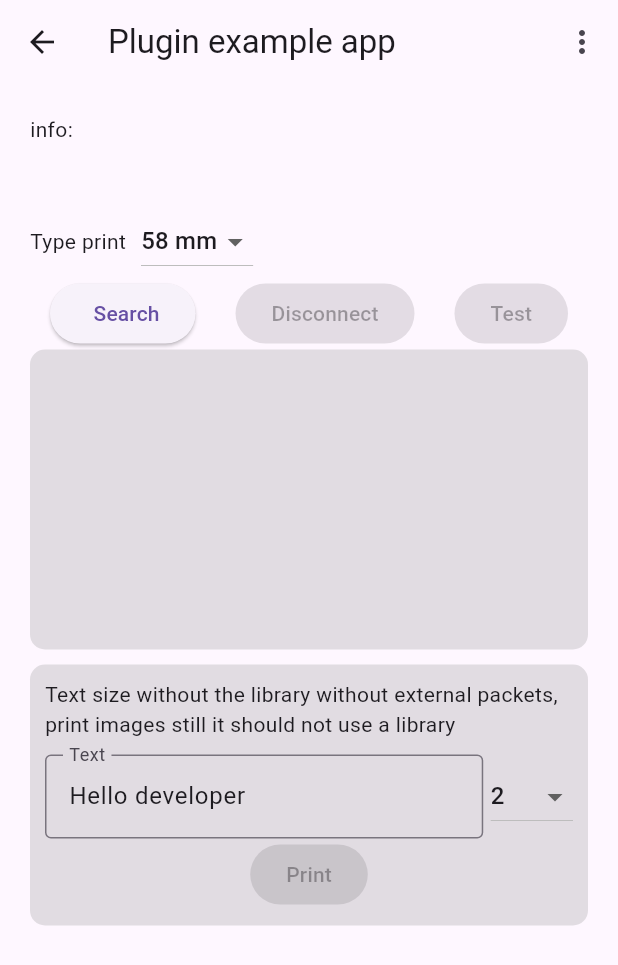
After one commit to irawanmurjayanto/flutter_POS_New, a Flutter app: the PrinterBth screen opened directly, on a phone screen of 412 x 824 dp. The commit adds this screen. Shown: the top 965 px of the screen. Run offline on Flutter 3.47's test engine with Material 3 defaults, Android fonts, the phone set to English and light mode, and no system bars; our stand-ins replace connectivity_plus, currency_text_input_formatter, flutter_easyloading, fluttertoast, get_storage, just_audio and 3 more; missing offline and left inert: flutter_barcode_scanner, flutter_esc_pos_utils, flutter_inappwebview, print_bluetooth_thermal, whatsapp_share; accounts and stored records are empty; network calls fail.

Commit message:
nov24-24/1611

```diff
--- a/lib/component/pos/pos_tran_return.dart
+++ b/lib/component/pos/pos_tran_return.dart
@@ -796,7 +796,7 @@ class _Pos_Tran_ReturnState extends State<Pos_Tran_Return> {
 
             IconButton(
                 onPressed: () {
-                  // Navigator.pushReplacement(context, MaterialPageRoute(builder: (context) => new Pos_Tran(),));
+                  Navigator.pushReplacement(context, MaterialPageRoute(builder: (context) => new Pos_Tran_Return(),));
                 },
                 icon: Icon(Icons.add)),
 
--- a/lib/component/provider/datamulti.dart
+++ b/lib/component/provider/datamulti.dart
@@ -806,6 +806,8 @@ Future <void> getSumTranPOS(String nopos,String kodecab) async {
        print(json);
       setMessage2('Succesfully Connected');
       box.write('username', user);
+      box.write('hak',json['hak']);
+
       await Navigator.push(context, MaterialPageRoute(builder: (context) => const Main2(),));
     }else
     {
--- /dev/null
+++ b/lib/component/util/printer.dart
@@ -0,0 +1,483 @@
+import 'dart:async';
+import 'dart:io';
+import 'package:flutter/services.dart';
+import 'package:flutter/material.dart';
+import 'package:flutter_esc_pos_utils/flutter_esc_pos_utils.dart';
+import 'package:print_bluetooth_thermal/post_code.dart';
+import 'package:print_bluetooth_thermal/print_bluetooth_thermal.dart';
+import 'package:image/image.dart' as img;
+import 'package:print_bluetooth_thermal/print_bluetooth_thermal_windows.dart';
+
+class PrinterBth extends StatefulWidget {
+  const PrinterBth({super.key});
+
+  @override
+  State<PrinterBth> createState() => _PrinterBthState();
+}
+
+
+class _PrinterBthState extends State<PrinterBth> {
+
+
+        String _info = "";
+  String _msj = '';
+  bool connected = false;
+
+  List<BluetoothInfo> items = [];
+
+  List<String> _options = ["permission bluetooth granted", "bluetooth enabled", "connection status", "update info"];
+
+  String _selectSize = "2";
+  final _txtText = TextEditingController(text: "Hello developer");
+  bool _progress = false;
+  String _msjprogress = "";
+
+  String optionprinttype = "58 mm";
+  List<String> options = ["58 mm", "80 mm"];
+
+
+  @override
+  void initState() {
+    //getStatus();
+      initPlatformState();
+    // TODO: implement initState
+    super.initState();
+  }
+
+  @override
+  Widget build(BuildContext context) {
+    return Scaffold(
+     appBar: AppBar(
+          title: const Text('Plugin example app'),
+          actions: [
+            PopupMenuButton(
+              elevation: 3.2,
+              //initialValue: _options[1],
+              onCanceled: () {
+                print('You have not chossed anything');
+              },
+              tooltip: 'Menu',
+              onSelected: (Object select) async {
+                String sel = select as String;
+                if (sel == "permission bluetooth granted") {
+                  bool status = await PrintBluetoothThermal.isPermissionBluetoothGranted;
+                  setState(() {
+                    _info = "permission bluetooth granted: $status";
+                  });
+                  //open setting permision if not granted permision
+                } else if (sel == "bluetooth enabled") {
+                  bool state = await PrintBluetoothThermal.bluetoothEnabled;
+                  setState(() {
+                    _info = "Bluetooth enabled: $state";
+                  });
+                } else if (sel == "update info") {
+                  initPlatformState();
+                } else if (sel == "connection status") {
+                  final bool result = await PrintBluetoothThermal.connectionStatus;
+                  connected = result;
+                  setState(() {
+                    _info = "connection status: $result";
+                  });
+                }
+              },
+              itemBuilder: (BuildContext context) {
+                return _options.map((String option) {
+                  return PopupMenuItem(
+                    value: option,
+                    child: Text(option),
+                  );
+                }).toList();
+              },
+            )
+          ],
+        ),
+         body: SingleChildScrollView(
+          scrollDirection: Axis.vertical,
+          child: Container(
+            padding: EdgeInsets.all(20),
+            child: Column(
+              crossAxisAlignment: CrossAxisAlignment.start,
+              children: [
+                Text('info: $_info\n '),
+                Text(_msj),
+                Row(
+                  children: [
+                    Text("Type print"),
+                    SizedBox(width: 10),
+                    DropdownButton<String>(
+                      value: optionprinttype,
+                      items: options.map((String option) {
+                        return DropdownMenuItem<String>(
+                          value: option,
+                          child: Text(option),
+                        );
+                      }).toList(),
+                      onChanged: (String? newValue) {
+                        setState(() {
+                          optionprinttype = newValue!;
+                        });
+                      },
+                    ),
+                  ],
+                ),
+                Row(
+                  mainAxisAlignment: MainAxisAlignment.spaceAround,
+                  children: [
+                    ElevatedButton(
+                      onPressed: () {
+                        this.getBluetoots();
+                      },
+                      child: Row(
+                        children: [
+                          Visibility(
+                            visible: _progress,
+                            child: SizedBox(
+                              width: 25,
+                              height: 25,
+                              child: CircularProgressIndicator.adaptive(strokeWidth: 1, backgroundColor: Colors.white),
+                            ),
+                          ),
+                          SizedBox(width: 5),
+                          Text(_progress ? _msjprogress : "Search"),
+                        ],
+                      ),
+                    ),
+                    ElevatedButton(
+                      onPressed: connected ? this.disconnect : null,
+                      child: Text("Disconnect"),
+                    ),
+                    ElevatedButton(
+                      onPressed: connected ? this.printTest : null,
+                      child: Text("Test"),
+                    ),
+                  ],
+                ),
+                Container(
+                    height: 200,
+                    decoration: BoxDecoration(
+                      borderRadius: BorderRadius.all(Radius.circular(10)),
+                      color: Colors.grey.withOpacity(0.3),
+                    ),
+                    child: ListView.builder(
+                      itemCount: items.length > 0 ? items.length : 0,
+                      itemBuilder: (context, index) {
+                        return ListTile(
+                          onTap: () {
+                            String mac = items[index].macAdress;
+                            this.connect(mac);
+                          },
+                          title: Text('Name: ${items[index].name}'),
+                          subtitle: Text("macAddress: ${items[index].macAdress}"),
+                        );
+                      },
+                    )),
+                SizedBox(height: 10),
+                Container(
+                  padding: EdgeInsets.all(10),
+                  decoration: BoxDecoration(
+                    borderRadius: BorderRadius.all(Radius.circular(10)),
+                    color: Colors.grey.withOpacity(0.3),
+                  ),
+                  child: Column(children: [
+                    Text("Text size without the library without external packets, print images still it should not use a library"),
+                    SizedBox(height: 10),
+                    Row(
+                      children: [
+                        Expanded(
+                          child: TextField(
+                            controller: _txtText,
+                            decoration: InputDecoration(
+                              border: OutlineInputBorder(),
+                              labelText: "Text",
+                            ),
+                          ),
+                        ),
+                        SizedBox(width: 5),
+                        DropdownButton<String>(
+                          hint: Text('Size'),
+                          value: _selectSize,
+                          items: <String>['1', '2', '3', '4', '5'].map((String value) {
+                            return DropdownMenuItem<String>(
+                              value: value,
+                              child: new Text(value),
+                            );
+                          }).toList(),
+                          onChanged: (String? select) {
+                            setState(() {
+                              _selectSize = select.toString();
+                            });
+                          },
+                        )
+                      ],
+                    ),
+                    ElevatedButton(
+                      onPressed: connected ? this.printWithoutPackage : null,
+                      child: Text("Print"),
+                    ),
+                  ]),
+                ),
+                SizedBox(height: 10),
+              ],
+            ),
+          ),
+        ),
+
+
+    );
+  }
+
+
+ Future<void> initPlatformState() async {
+    String platformVersion;
+    int porcentbatery = 0;
+    // Platform messages may fail, so we use a try/catch PlatformException.
+    try {
+      platformVersion = await PrintBluetoothThermal.platformVersion;
+      //print("patformversion: $platformVersion");
+      porcentbatery = await PrintBluetoothThermal.batteryLevel;
+    } on PlatformException {
+      platformVersion = 'Failed to get platform version.';
+    }
+
+    // If the widget was removed from the tree while the asynchronous platform
+    // message was in flight, we want to discard the reply rather than calling
+    // setState to update our non-existent appearance.
+    if (!mounted) return;
+
+    final bool result = await PrintBluetoothThermal.bluetoothEnabled;
+    print("bluetooth enabled: $result");
+    if (result) {
+      _msj = "Bluetooth enabled, please search and connect";
+    } else {
+      _msj = "Bluetooth not enabled";
+    }
+
+    setState(() {
+      _info = platformVersion + " ($porcentbatery% battery)";
+    });
+  }
+
+  Future<void> getBluetoots() async {
+    setState(() {
+      _progress = true;
+      _msjprogress = "Wait";
+      items = [];
+    });
+    final List<BluetoothInfo> listResult = await PrintBluetoothThermal.pairedBluetooths;
+
+    /*await Future.forEach(listResult, (BluetoothInfo bluetooth) {
+      String name = bluetooth.name;
+      String mac = bluetooth.macAdress;
+    });*/
+
+    setState(() {
+      _progress = false;
+    });
+
+    if (listResult.length == 0) {
+      _msj = "There are no bluetoohs linked, go to settings and link the printer";
+    } else {
+      _msj = "Touch an item in the list to connect";
+    }
+
+    setState(() {
+      items = listResult;
+    });
+  }
+
+  Future<void> connect(String mac) async {
+    setState(() {
+      _progress = true;
+      _msjprogress = "Connecting...";
+      connected = false;
+    });
+    final bool result = await PrintBluetoothThermal.connect(macPrinterAddress: mac);
+    print("state conected $result");
+    if (result) connected = true;
+    setState(() {
+      _progress = false;
+    });
+  }
+
+  Future<void> disconnect() async {
+    final bool status = await PrintBluetoothThermal.disconnect;
+    setState(() {
+      connected = false;
+    });
+    print("status disconnect $status");
+  }
+
+  Future<void> printTest() async {
+    /*if (kDebugMode) {
+      bool result = await PrintBluetoothThermalWindows.writeBytes(bytes: "Hello \n".codeUnits);
+      return;
+    }*/
+
+    bool conexionStatus = await PrintBluetoothThermal.connectionStatus;
+    //print("connection status: $conexionStatus");
+    if (conexionStatus) {
+      bool result = false;
+      if (Platform.isWindows) {
+        List<int> ticket = await testWindows();
+        result = await PrintBluetoothThermalWindows.writeBytes(bytes: ticket);
+      } else {
+        List<int> ticket = await testTicket();
+        result = await PrintBluetoothThermal.writeBytes(ticket);
+      }
+      print("print test result:  $result");
+    } else {
+      print("print test conexionStatus: $conexionStatus");
+      setState(() {
+        disconnect();
+      });
+      //throw Exception("Not device connected");
+    }
+  }
+
+  Future<void> printString() async {
+    bool conexionStatus = await PrintBluetoothThermal.connectionStatus;
+    if (conexionStatus) {
+      String enter = '\n';
+      await PrintBluetoothThermal.writeBytes(enter.codeUnits);
+      //size of 1-5
+      String text = "Hello";
+      await PrintBluetoothThermal.writeString(printText: PrintTextSize(size: 1, text: text));
+      await PrintBluetoothThermal.writeString(printText: PrintTextSize(size: 2, text: text + " size 2"));
+      await PrintBluetoothThermal.writeString(printText: PrintTextSize(size: 3, text: text + " size 3"));
+    } else {
+      //desconectado
+      print("desconectado bluetooth $conexionStatus");
+    }
+  }
+
+  Future<List<int>> testTicket() async {
+    List<int> bytes = [];
+    // Using default profile
+    final profile = await CapabilityProfile.load();
+    final generator = Generator(optionprinttype == "58 mm" ? PaperSize.mm58 : PaperSize.mm80, profile);
+    //bytes += generator.setGlobalFont(PosFontType.fontA);
+    bytes += generator.reset();
+
+    final ByteData data = await rootBundle.load('assets/mylogo.jpg');
+    final Uint8List bytesImg = data.buffer.asUint8List();
+    img.Image? image = img.decodeImage(bytesImg);
+
+    if (Platform.isIOS) {
+      // Resizes the image to half its original size and reduces the quality to 80%
+      final resizedImage = img.copyResize(image!, width: image.width ~/ 1.3, height: image.height ~/ 1.3, interpolation: img.Interpolation.nearest);
+      final bytesimg = Uint8List.fromList(img.encodeJpg(resizedImage));
+      //image = img.decodeImage(bytesimg);
+    }
+
+    //Using `ESC *`
+    //bytes += generator.image(image!);
+
+    bytes += generator.text('Regular: aA bB cC dD eE fF gG hH iI jJ kK lL mM nN oO pP qQ rR sS tT uU vV wW xX yY zZ');
+    bytes += generator.text('Special 1: ñÑ àÀ èÈ éÉ üÜ çÇ ôÔ', styles: PosStyles(codeTable: 'CP1252'));
+    bytes += generator.text('Special 2: blåbærgrød', styles: PosStyles(codeTable: 'CP1252'));
+
+    bytes += generator.text('Bold text', styles: PosStyles(bold: true));
+    bytes += generator.text('Reverse text', styles: PosStyles(reverse: true));
+    bytes += generator.text('Underlined text', styles: PosStyles(underline: true), linesAfter: 1);
+    bytes += generator.text('Align left', styles: PosStyles(align: PosAlign.left));
+    bytes += generator.text('Align center', styles: PosStyles(align: PosAlign.center));
+    bytes += generator.text('Align right', styles: PosStyles(align: PosAlign.right), linesAfter: 1);
+
+    bytes += generator.row([
+      PosColumn(
+        text: 'col3',
+        width: 3,
+        styles: PosStyles(align: PosAlign.center, underline: true),
+      ),
+      PosColumn(
+        text: 'col6',
+        width: 6,
+        styles: PosStyles(align: PosAlign.center, underline: true),
+      ),
+      PosColumn(
+        text: 'col3',
+        width: 3,
+        styles: PosStyles(align: PosAlign.center, underline: true),
+      ),
+    ]);
+
+    //barcode
+
+    final List<int> barData = [1, 2, 3, 4, 5, 6, 7, 8, 9, 0, 4];
+    bytes += generator.barcode(Barcode.upcA(barData));
+
+    //QR code
+    bytes += generator.qrcode('example.com');
+
+    bytes += generator.text(
+      'Text size 50%',
+      styles: PosStyles(
+        fontType: PosFontType.fontB,
+      ),
+    );
+    bytes += generator.text(
+      'Text size 100%',
+      styles: PosStyles(
+        fontType: PosFontType.fontA,
+      ),
+    );
+    bytes += generator.text(
+      'Text size 200%',
+      styles: PosStyles(
+        height: PosTextSize.size2,
+        width: PosTextSize.size2,
+      ),
+    );
+
+    bytes += generator.feed(2);
+    //bytes += generator.cut();
+    return bytes;
+  }
+
+  Future<List<int>> testWindows() async {
+    List<int> bytes = [];
+
+    bytes += PostCode.text(text: "Size compressed", fontSize: FontSize.compressed);
+    bytes += PostCode.text(text: "Size normal", fontSize: FontSize.normal);
+    bytes += PostCode.text(text: "Bold", bold: true);
+    bytes += PostCode.text(text: "Inverse", inverse: true);
+    bytes += PostCode.text(text: "AlignPos right", align: AlignPos.right);
+    bytes += PostCode.text(text: "Size big", fontSize: FontSize.big);
+    bytes += PostCode.enter();
+
+    //List of rows
+    bytes += PostCode.row(texts: ["PRODUCT", "VALUE"], proportions: [60, 40], fontSize: FontSize.compressed);
+    for (int i = 0; i < 3; i++) {
+      bytes += PostCode.row(texts: ["Item $i", "$i,00"], proportions: [60, 40], fontSize: FontSize.compressed);
+    }
+
+    bytes += PostCode.line();
+
+    bytes += PostCode.barcode(barcodeData: "123456789");
+    bytes += PostCode.qr("123456789");
+
+    bytes += PostCode.enter(nEnter: 5);
+
+    return bytes;
+  }
+
+  Future<void> printWithoutPackage() async {
+    //impresion sin paquete solo de PrintBluetoothTermal
+    bool connectionStatus = await PrintBluetoothThermal.connectionStatus;
+    if (connectionStatus) {
+      String text = _txtText.text.toString() + "\n";
+      bool result = await PrintBluetoothThermal.writeString(printText: PrintTextSize(size: int.parse(_selectSize), text: text));
+      print("status print result: $result");
+      setState(() {
+        _msj = "printed status: $result";
+      });
+    } else {
+      //no conectado, reconecte
+      setState(() {
+        _msj = "no connected device";
+      });
+      print("no conectado");
+    }
+  }
+
+}
--- a/lib/main.dart
+++ b/lib/main.dart
@@ -224,7 +224,7 @@ class _HomePageState extends State<HomePage> {
 
 ,
 
-const Text('POS Versi 2.7d',style: TextStyle(fontWeight: FontWeight.bold),),
+const Text('POS Versi 2.7e2',style: TextStyle(fontWeight: FontWeight.bold),),
           const SizedBox(height: 50,) ,
 
            Container(
--- a/pubspec.yaml
+++ b/pubspec.yaml
@@ -31,6 +31,10 @@ dependencies:
   audioplayers: ^6.1.0
   currency_text_input_formatter: ^2.2.6
   qr_flutter: ^4.1.0
+  print_bluetooth_thermal: ^1.1.4
+  flutter_esc_pos_utils: ^1.0.1
+  image: ^4.3.0
+  #webview_flutter_web: ^0.2.3+4#
   #url_launcher: ^6.3.1#
 
 
```
Also changed, not shown: lib/component/mainmenu.dart (+52 -1 lines), lib/component/pos/pos_tran.dart (+2 -6 lines), lib/component/report/pdfcreate.dart (+9 -9 lines), lib/component/report/rpt_test.dart (added, +89 -0 lines), assets/images/menuprint.jpg (added), assets/images/menuuser.jpg (added), pubspec.lock, 4 other files.
